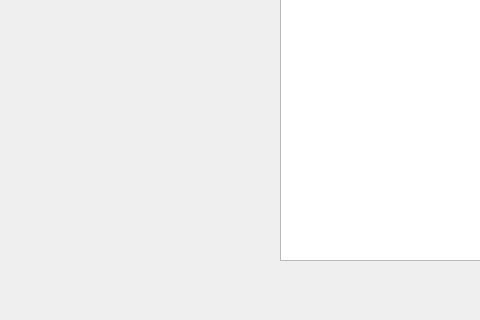
This is app/xml/main_window.ui in dvraklanov/RentaCar as Qt 5 draws it before an edit; both pictures show x 0 to 480 and y 400 to 720 of the 1280 by 720 pixel window. The edited form follows.
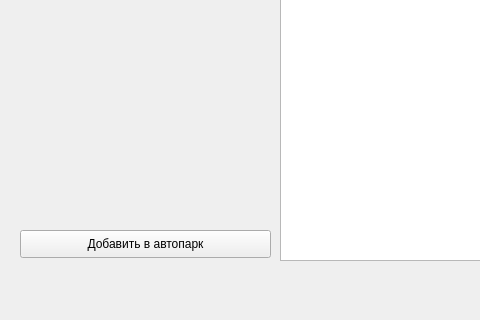
This is the edited form.

Commit message: Отображение формы добавление авто

Diff of the .ui file:
```diff
--- a/app/xml/main_window.ui
+++ b/app/xml/main_window.ui
@@ -285,6 +285,19 @@
      </item>
     </layout>
    </widget>
+   <widget class="QPushButton" name="add_veh_btn">
+    <property name="geometry">
+     <rect>
+      <x>20</x>
+      <y>630</y>
+      <width>251</width>
+      <height>28</height>
+     </rect>
+    </property>
+    <property name="text">
+     <string>Добавить в автопарк</string>
+    </property>
+   </widget>
   </widget>
   <widget class="QStatusBar" name="statusbar"/>
  </widget>
```
Left out of the diff: 2 changed lines with no effect on the pictures. The commit also changes 6 other files.
